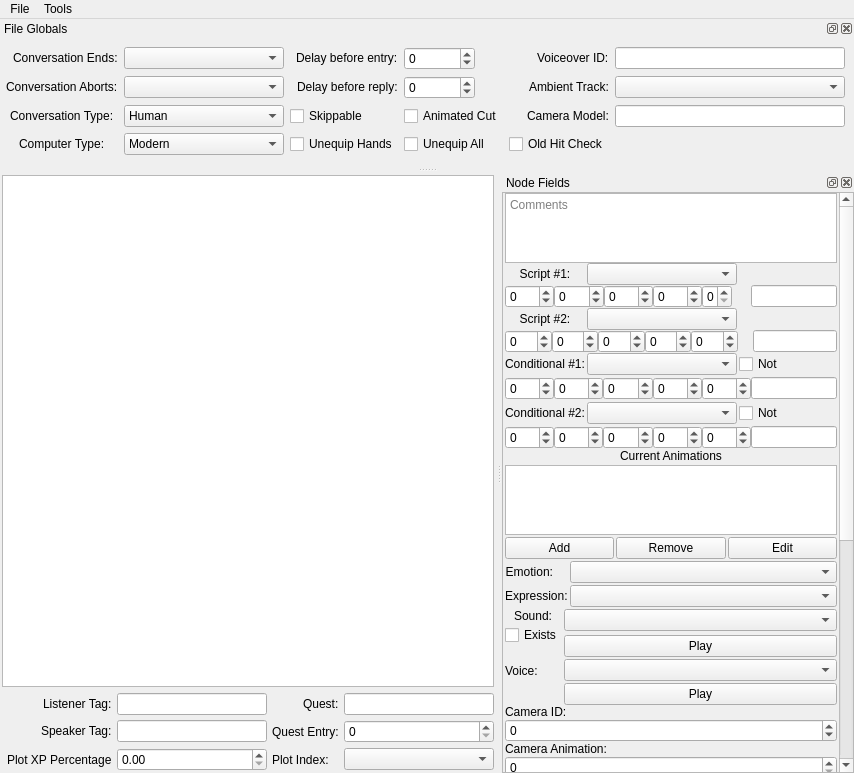
First picture: the form in Tools/HolocronToolset/src/ui/editors/dlg.ui, repository NickHugi/PyKotor, before the edit.
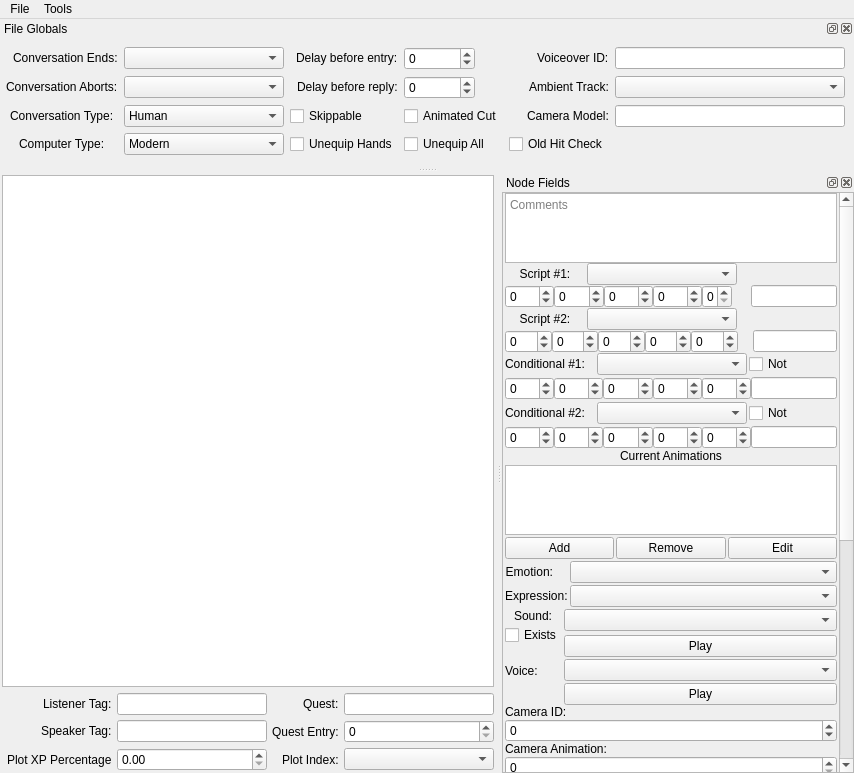
Second picture: the form after the edit. Custom widgets are drawn as their Qt base class.

What changed in the file:
```diff
--- a/Tools/HolocronToolset/src/ui/editors/dlg.ui
+++ b/Tools/HolocronToolset/src/ui/editors/dlg.ui
@@ -254,7 +254,7 @@
         </property>
        </spacer>
       </item>
-      <item row="2" column="2">
+      <item row="2" column="2" alignment="Qt::AlignRight">
        <widget class="QLabel" name="plotIndexLabel">
         <property name="text">
          <string>Plot Index:</string>
@@ -727,7 +727,7 @@
            <widget class="QLabel" name="conditional1Label">
             <property name="minimumSize">
              <size>
-              <width>80</width>
+              <width>90</width>
               <height>0</height>
              </size>
             </property>
@@ -912,7 +912,7 @@
            <widget class="QLabel" name="conditional2Label">
             <property name="minimumSize">
              <size>
-              <width>80</width>
+              <width>90</width>
               <height>0</height>
              </size>
             </property>
```
Left out of the diff: 3 changed lines with no effect on the pictures.
